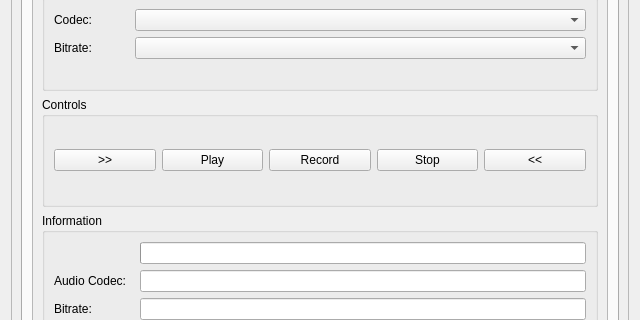
This is src/ui/gkaudioplaydialog.ui in GekkoFyre/small-world-deluxe as Qt 5 draws it before an edit; both pictures show x 0 to 640 and y 202 to 522 of the 640 by 652 pixel window. The edited form follows.
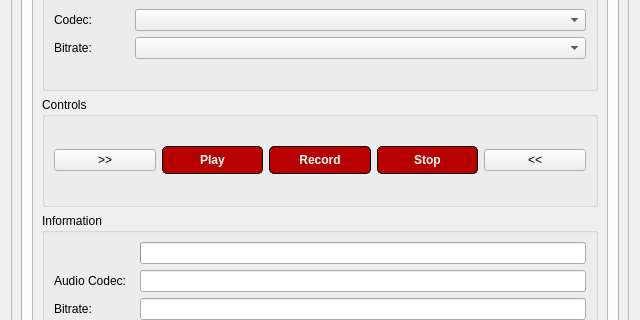
This is the edited form.

Patch:
```diff
--- a/src/ui/gkaudioplaydialog.ui
+++ b/src/ui/gkaudioplaydialog.ui
@@ -172,6 +172,24 @@
                  </item>
                  <item>
                   <widget class="QPushButton" name="pushButton_playback_play">
+                   <property name="styleSheet">
+                    <string notr="true">QPushButton:pressed {
+    background-color: qlineargradient(spread:pad, x1:0, y1:0, x2:0, y2:1,   stop:0 rgba(60, 186, 162, 255), stop:1 rgba(98, 211, 162, 255))
+}
+
+QPushButton {
+     background-color: #B80000; border: 1px solid black;
+     border-radius: 5px;
+     border-width: 1px;
+     padding: 6px;
+     font: bold;
+     color: white;
+}
+
+QPushButton:disabled {
+    background-color: rgb(170, 170, 127)
+}</string>
+                   </property>
                    <property name="text">
                     <string>Play</string>
                    </property>
@@ -179,6 +197,24 @@
                  </item>
                  <item>
                   <widget class="QPushButton" name="pushButton_playback_record">
+                   <property name="styleSheet">
+                    <string notr="true">QPushButton:pressed {
+    background-color: qlineargradient(spread:pad, x1:0, y1:0, x2:0, y2:1,   stop:0 rgba(60, 186, 162, 255), stop:1 rgba(98, 211, 162, 255))
+}
+
+QPushButton {
+     background-color: #B80000; border: 1px solid black;
+     border-radius: 5px;
+     border-width: 1px;
+     padding: 6px;
+     font: bold;
+     color: white;
+}
+
+QPushButton:disabled {
+    background-color: rgb(170, 170, 127)
+}</string>
+                   </property>
                    <property name="text">
                     <string>Record</string>
                    </property>
@@ -186,6 +222,24 @@
                  </item>
                  <item>
                   <widget class="QPushButton" name="pushButton_playback_stop">
+                   <property name="styleSheet">
+                    <string notr="true">QPushButton:pressed {
+    background-color: qlineargradient(spread:pad, x1:0, y1:0, x2:0, y2:1,   stop:0 rgba(60, 186, 162, 255), stop:1 rgba(98, 211, 162, 255))
+}
+
+QPushButton {
+     background-color: #B80000; border: 1px solid black;
+     border-radius: 5px;
+     border-width: 1px;
+     padding: 6px;
+     font: bold;
+     color: white;
+}
+
+QPushButton:disabled {
+    background-color: rgb(170, 170, 127)
+}</string>
+                   </property>
                    <property name="text">
                     <string>Stop</string>
                    </property>
```
Left out of the diff: 6 changed lines with no effect on the pictures.
